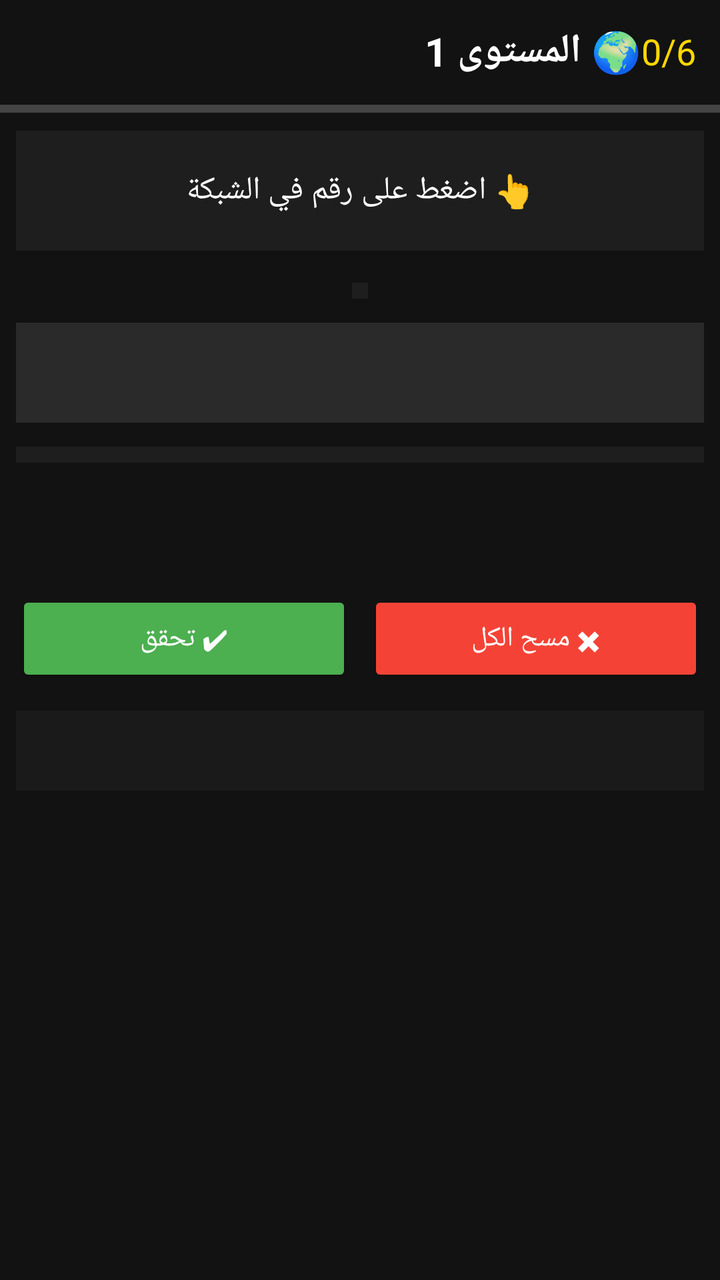
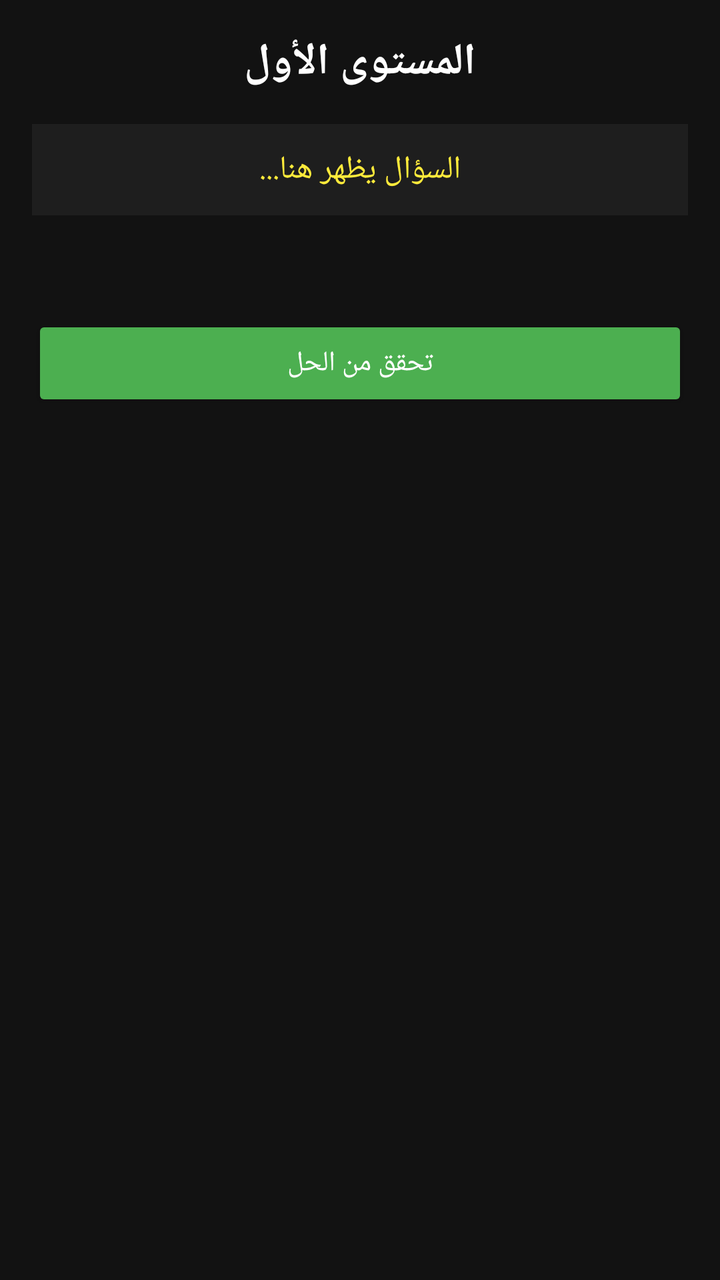

Two renders of the same Android screen: before a commit and after it. Below are the layout's source before the change and the commit's diff.
<!-- AndroidManifest.xml: activity theme Theme.AppCompat.NoActionBar -->
<!-- res/layout/activity_crossword.xml -->
<?xml version="1.0" encoding="utf-8"?>
<LinearLayout xmlns:android="http://schemas.android.com/apk/res/android"
    android:layout_width="match_parent"
    android:layout_height="match_parent"
    android:orientation="vertical"
    android:background="#121212">

    <LinearLayout
        android:layout_width="match_parent"
        android:layout_height="wrap_content"
        android:orientation="horizontal"
        android:gravity="center_vertical"
        android:padding="12dp"
        android:background="#121212">

        <TextView
            android:id="@+id/tv_level"
            android:layout_width="0dp"
            android:layout_height="wrap_content"
            android:layout_weight="1"
            android:text="🌍 المستوى 1"
            android:textSize="20sp"
            android:textColor="#FFFFFF"
            android:textStyle="bold" />

        <TextView
            android:id="@+id/tv_progress"
            android:layout_width="wrap_content"
            android:layout_height="wrap_content"
            android:text="0/6"
            android:textSize="18sp"
            android:textColor="#FFD700" />
    </LinearLayout>

    <ProgressBar
        android:id="@+id/progress_bar"
        style="?android:attr/progressBarStyleHorizontal"
        android:layout_width="match_parent"
        android:layout_height="6dp"
        android:progress="0"
        android:max="100"
        android:progressTint="#4CAF50" />

    <ScrollView
        android:layout_width="match_parent"
        android:layout_height="0dp"
        android:layout_weight="1"
        android:fillViewport="true"
        android:scrollbars="vertical"
        android:padding="8dp">

        <LinearLayout
            android:layout_width="match_parent"
            android:layout_height="wrap_content"
            android:orientation="vertical"
            android:gravity="center_horizontal">

            
            <TextView
                android:id="@+id/tv_question"
                android:layout_width="match_parent"
                android:layout_height="wrap_content"
                android:text="👆 اضغط على رقم في الشبكة"
                android:textSize="16sp"
                android:textColor="#FFFFFF"
                android:gravity="center"
                android:background="#1E1E1E"
                android:padding="12dp"
                android:minHeight="60dp" />

            
            <GridLayout
                android:id="@+id/grid_crossword"
                android:layout_width="wrap_content"
                android:layout_height="wrap_content"
                android:layout_marginTop="16dp"
                android:rowCount="7"
                android:columnCount="7"
                android:background="#1E1E1E"
                android:padding="4dp" />

            
            <TextView
                android:id="@+id/tv_selected_word"
                android:layout_width="match_parent"
                android:layout_height="wrap_content"
                android:layout_marginTop="12dp"
                android:text=""
                android:textSize="22sp"
                android:textColor="#FFD700"
                android:gravity="center"
                android:background="#2A2A2A"
                android:padding="10dp"
                android:minHeight="50dp"
                android:textStyle="bold" />

            
            <GridLayout
                android:id="@+id/keyboard"
                android:layout_width="match_parent"
                android:layout_height="wrap_content"
                android:layout_marginTop="12dp"
                android:rowCount="3"
                android:columnCount="10"
                android:background="#1E1E1E"
                android:padding="4dp" />

            
            <TextView
                android:id="@+id/tv_found_words"
                android:layout_width="match_parent"
                android:layout_height="wrap_content"
                android:layout_marginTop="12dp"
                android:text=""
                android:textSize="14sp"
                android:textColor="#AAAAAA"
                android:gravity="center"
                android:minHeight="40dp" />

            
            <LinearLayout
                android:layout_width="match_parent"
                android:layout_height="wrap_content"
                android:layout_marginTop="12dp"
                android:orientation="horizontal"
                android:gravity="center">

                <Button
                    android:id="@+id/btn_check"
                    android:layout_width="0dp"
                    android:layout_height="48dp"
                    android:layout_weight="1"
                    android:text="✔ تحقق"
                    android:backgroundTint="#4CAF50"
                    android:textColor="#FFFFFF"
                    android:layout_marginEnd="4dp" />

                <Button
                    android:id="@+id/btn_clear"
                    android:layout_width="0dp"
                    android:layout_height="48dp"
                    android:layout_weight="1"
                    android:text="✖ مسح الكل"
                    android:backgroundTint="#F44336"
                    android:textColor="#FFFFFF"
                    android:layout_marginStart="4dp" />
            </LinearLayout>

            
            <TextView
                android:id="@+id/tv_motivation"
                android:layout_width="match_parent"
                android:layout_height="wrap_content"
                android:layout_marginTop="12dp"
                android:text=""
                android:textSize="14sp"
                android:textColor="#FFD700"
                android:gravity="center"
                android:background="#1A1A1A"
                android:padding="8dp"
                android:minHeight="40dp"
                android:textStyle="bold" />

        </LinearLayout>
    </ScrollView>

</LinearLayout>
<!-- resources referenced by this layout -->
<resources>

</resources>

<!-- the commit's change to res/layout/activity_crossword.xml (unified diff, before → after) -->
@@ -3,165 +3,51 @@
     android:layout_width="match_parent"
     android:layout_height="match_parent"
     android:orientation="vertical"
-    android:background="#121212">
+    android:background="#121212"
+    android:padding="16dp"
+    android:gravity="center_horizontal">
 
-    <LinearLayout
+    
+    <TextView
+        android:id="@+id/tvLevelTitle"
+        android:layout_width="wrap_content"
+        android:layout_height="wrap_content"
+        android:text="المستوى الأول"
+        android:textSize="22sp"
+        android:textColor="#FFFFFF"
+        android:textStyle="bold"
+        android:layout_marginBottom="16dp"/>
+
+    
+    <TextView
+        android:id="@+id/tvClueDisplay"
         android:layout_width="match_parent"
         android:layout_height="wrap_content"
-        android:orientation="horizontal"
-        android:gravity="center_vertical"
+        android:text="السؤال يظهر هنا..."
+        android:textSize="16sp"
+        android:textColor="#FFEB3B"
+        android:gravity="center"
         android:padding="12dp"
-        android:background="#121212">
+        android:background="#1E1E1E"
+        android:layout_marginBottom="20dp"/>
 
-        <TextView
-            android:id="@+id/tv_level"
-            android:layout_width="0dp"
-            android:layout_height="wrap_content"
-            android:layout_weight="1"
-            android:text="🌍 المستوى 1"
-            android:textSize="20sp"
-            android:textColor="#FFFFFF"
-            android:textStyle="bold" />
+    
+    <GridLayout
+        android:id="@+id/crosswordGrid"
+        android:layout_width="wrap_content"
+        android:layout_height="wrap_content"
+        android:columnCount="8"
+        android:rowCount="8"
+        android:layout_gravity="center"/>
 
-        <TextView
-            android:id="@+id/tv_progress"
-            android:layout_width="wrap_content"
-            android:layout_height="wrap_content"
-            android:text="0/6"
-            android:textSize="18sp"
-            android:textColor="#FFD700" />
-    </LinearLayout>
-
-    <ProgressBar
-        android:id="@+id/progress_bar"
-        style="?android:attr/progressBarStyleHorizontal"
+    
+    <Button
+        android:id="@+id/btnCheckAnswers"
         android:layout_width="match_parent"
-        android:layout_height="6dp"
-        android:progress="0"
-        android:max="100"
-        android:progressTint="#4CAF50" />
-
-    <ScrollView
-        android:layout_width="match_parent"
-        android:layout_height="0dp"
-        android:layout_weight="1"
-        android:fillViewport="true"
-        android:scrollbars="vertical"
-        android:padding="8dp">
-
-        <LinearLayout
-            android:layout_width="match_parent"
-            android:layout_height="wrap_content"
-            android:orientation="vertical"
-            android:gravity="center_horizontal">
-
-            
-            <TextView
-                android:id="@+id/tv_question"
-                android:layout_width="match_parent"
-                android:layout_height="wrap_content"
-                android:text="👆 اضغط على رقم في الشبكة"
-                android:textSize="16sp"
-                android:textColor="#FFFFFF"
-                android:gravity="center"
-                android:background="#1E1E1E"
-                android:padding="12dp"
-                android:minHeight="60dp" />
-
-            
-            <GridLayout
-                android:id="@+id/grid_crossword"
-                android:layout_width="wrap_content"
-                android:layout_height="wrap_content"
-                android:layout_marginTop="16dp"
-                android:rowCount="7"
-                android:columnCount="7"
-                android:background="#1E1E1E"
-                android:padding="4dp" />
-
-            
-            <TextView
-                android:id="@+id/tv_selected_word"
-                android:layout_width="match_parent"
-                android:layout_height="wrap_content"
-                android:layout_marginTop="12dp"
-                android:text=""
-                android:textSize="22sp"
-                android:textColor="#FFD700"
-                android:gravity="center"
-                android:background="#2A2A2A"
-                android:padding="10dp"
-                android:minHeight="50dp"
-                android:textStyle="bold" />
-
-            
-            <GridLayout
-                android:id="@+id/keyboard"
-                android:layout_width="match_parent"
-                android:layout_height="wrap_content"
-                android:layout_marginTop="12dp"
-                android:rowCount="3"
-                android:columnCount="10"
-                android:background="#1E1E1E"
-                android:padding="4dp" />
-
-            
-            <TextView
-                android:id="@+id/tv_found_words"
-                android:layout_width="match_parent"
-                android:layout_height="wrap_content"
-                android:layout_marginTop="12dp"
-                android:text=""
-                android:textSize="14sp"
-                android:textColor="#AAAAAA"
-                android:gravity="center"
-                android:minHeight="40dp" />
-
-            
-            <LinearLayout
-                android:layout_width="match_parent"
-                android:layout_height="wrap_content"
-                android:layout_marginTop="12dp"
-                android:orientation="horizontal"
-                android:gravity="center">
-
-                <Button
-                    android:id="@+id/btn_check"
-                    android:layout_width="0dp"
-                    android:layout_height="48dp"
-                    android:layout_weight="1"
-                    android:text="✔ تحقق"
-                    android:backgroundTint="#4CAF50"
-                    android:textColor="#FFFFFF"
-                    android:layout_marginEnd="4dp" />
-
-                <Button
-                    android:id="@+id/btn_clear"
-                    android:layout_width="0dp"
-                    android:layout_height="48dp"
-                    android:layout_weight="1"
-                    android:text="✖ مسح الكل"
-                    android:backgroundTint="#F44336"
-                    android:textColor="#FFFFFF"
-                    android:layout_marginStart="4dp" />
-            </LinearLayout>
-
-            
-            <TextView
-                android:id="@+id/tv_motivation"
-                android:layout_width="match_parent"
-                android:layout_height="wrap_content"
-                android:layout_marginTop="12dp"
-                android:text=""
-                android:textSize="14sp"
-                android:textColor="#FFD700"
-                android:gravity="center"
-                android:background="#1A1A1A"
-                android:padding="8dp"
-                android:minHeight="40dp"
-                android:textStyle="bold" />
-
-        </LinearLayout>
-    </ScrollView>
+        android:layout_height="wrap_content"
+        android:text="تحقق من الحل"
+        android:backgroundTint="#4CAF50"
+        android:textColor="#FFFFFF"
+        android:layout_marginTop="30dp"/>
 
 </LinearLayout>
